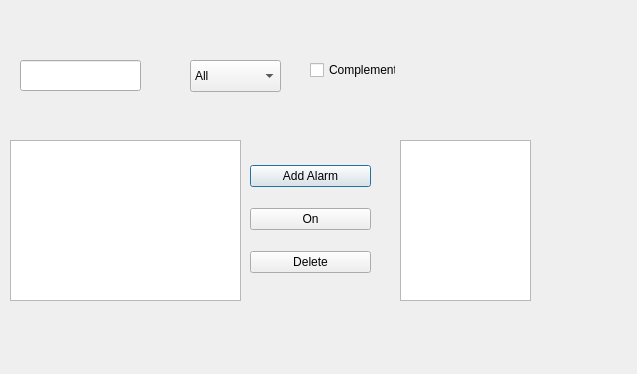
Old version of the form alarmw.ui in the repository Enotik98/Lab_2.
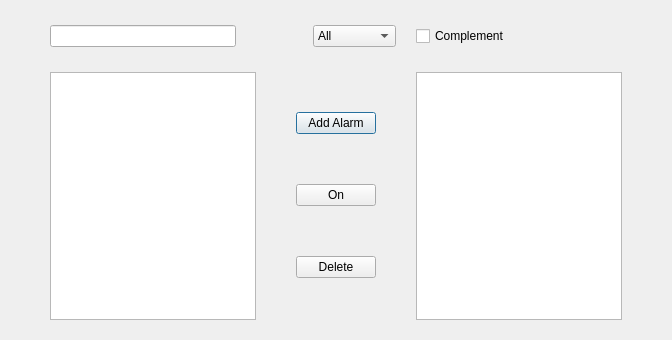
New version of the form.

```diff
--- a/alarmw.ui
+++ b/alarmw.ui
@@ -6,35 +6,57 @@
    <rect>
     <x>0</x>
     <y>0</y>
-    <width>637</width>
-    <height>374</height>
+    <width>672</width>
+    <height>340</height>
    </rect>
   </property>
   <property name="windowTitle">
    <string>Dialog</string>
   </property>
-  <widget class="QListWidget" name="list_of_alarms">
-   <property name="geometry">
-    <rect>
-     <x>10</x>
-     <y>140</y>
-     <width>231</width>
-     <height>161</height>
-    </rect>
+  <layout class="QGridLayout" name="gridLayout">
+   <property name="leftMargin">
+    <number>50</number>
    </property>
-  </widget>
-  <widget class="QWidget" name="verticalLayoutWidget">
-   <property name="geometry">
-    <rect>
-     <x>250</x>
-     <y>150</y>
-     <width>121</width>
-     <height>141</height>
-    </rect>
+   <property name="topMargin">
+    <number>25</number>
    </property>
+   <property name="rightMargin">
+    <number>50</number>
+   </property>
+   <property name="bottomMargin">
+    <number>20</number>
+   </property>
+   <property name="horizontalSpacing">
+    <number>20</number>
+   </property>
+   <property name="verticalSpacing">
+    <number>25</number>
+   </property>
+   <item row="0" column="0">
+    <widget class="QLineEdit" name="Edit_for_subname"/>
+   </item>
+   <item row="1" column="0" colspan="2">
+    <widget class="QListWidget" name="list_of_alarms"/>
+   </item>
+   <item row="1" column="2" colspan="2">
    <layout class="QVBoxLayout" name="verticalLayout">
+     <property name="spacing">
+      <number>10</number>
+     </property>
+     <property name="leftMargin">
+      <number>20</number>
+     </property>
+     <property name="rightMargin">
+      <number>20</number>
+     </property>
     <item>
      <widget class="QPushButton" name="add_new_alarm">
+       <property name="sizePolicy">
+        <sizepolicy hsizetype="Minimum" vsizetype="Maximum">
+         <horstretch>0</horstretch>
+         <verstretch>0</verstretch>
+        </sizepolicy>
+       </property>
       <property name="text">
        <string>Add Alarm</string>
       </property>
@@ -42,6 +64,12 @@
     </item>
     <item>
      <widget class="QPushButton" name="on_off_alarm">
+       <property name="sizePolicy">
+        <sizepolicy hsizetype="Minimum" vsizetype="Maximum">
+         <horstretch>0</horstretch>
+         <verstretch>0</verstretch>
+        </sizepolicy>
+       </property>
       <property name="text">
        <string>On</string>
       </property>
@@ -49,32 +77,31 @@
     </item>
     <item>
      <widget class="QPushButton" name="delete_alarm">
+       <property name="sizePolicy">
+        <sizepolicy hsizetype="Minimum" vsizetype="Maximum">
+         <horstretch>0</horstretch>
+         <verstretch>0</verstretch>
+        </sizepolicy>
+       </property>
       <property name="text">
        <string>Delete</string>
       </property>
      </widget>
     </item>
    </layout>
-  </widget>
-  <widget class="QListWidget" name="weekday">
-   <property name="geometry">
-    <rect>
-     <x>400</x>
-     <y>140</y>
-     <width>131</width>
-     <height>161</height>
-    </rect>
-   </property>
-  </widget>
+   </item>
+   <item row="1" column="4">
+    <widget class="QListWidget" name="weekday"/>
+   </item>
+   <item row="0" column="4">
+    <widget class="QCheckBox" name="complement_box">
+     <property name="text">
+      <string>Complement</string>
+     </property>
+    </widget>
+   </item>
+   <item row="0" column="3">
   <widget class="QComboBox" name="filtr_box">
-   <property name="geometry">
-    <rect>
-     <x>190</x>
-     <y>60</y>
-     <width>91</width>
-     <height>32</height>
-    </rect>
-   </property>
    <item>
     <property name="text">
      <string>All</string>
@@ -91,29 +118,8 @@
     </property>
    </item>
   </widget>
-  <widget class="QLineEdit" name="Edit_for_subname">
-   <property name="geometry">
-    <rect>
-     <x>20</x>
-     <y>60</y>
-     <width>121</width>
-     <height>31</height>
-    </rect>
-   </property>
-  </widget>
-  <widget class="QCheckBox" name="complement_box">
-   <property name="geometry">
-    <rect>
-     <x>310</x>
-     <y>60</y>
-     <width>86</width>
-     <height>20</height>
-    </rect>
-   </property>
-   <property name="text">
-    <string>Complement</string>
-   </property>
-  </widget>
+   </item>
+  </layout>
  </widget>
  <resources/>
  <connections/>
```
Lines whose indentation alone changed are shown as unchanged.
